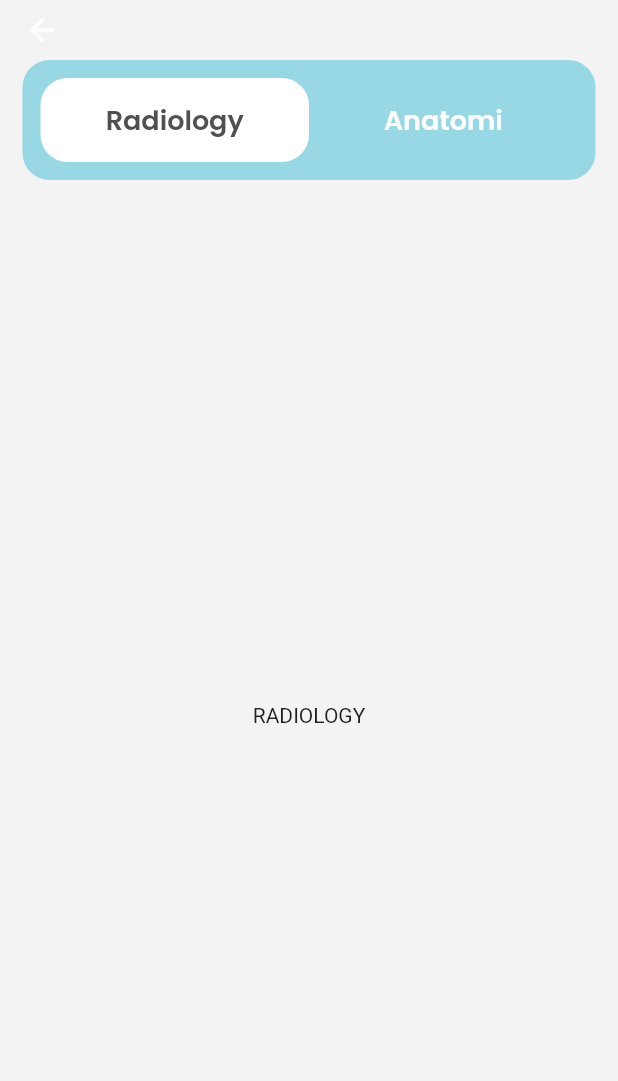
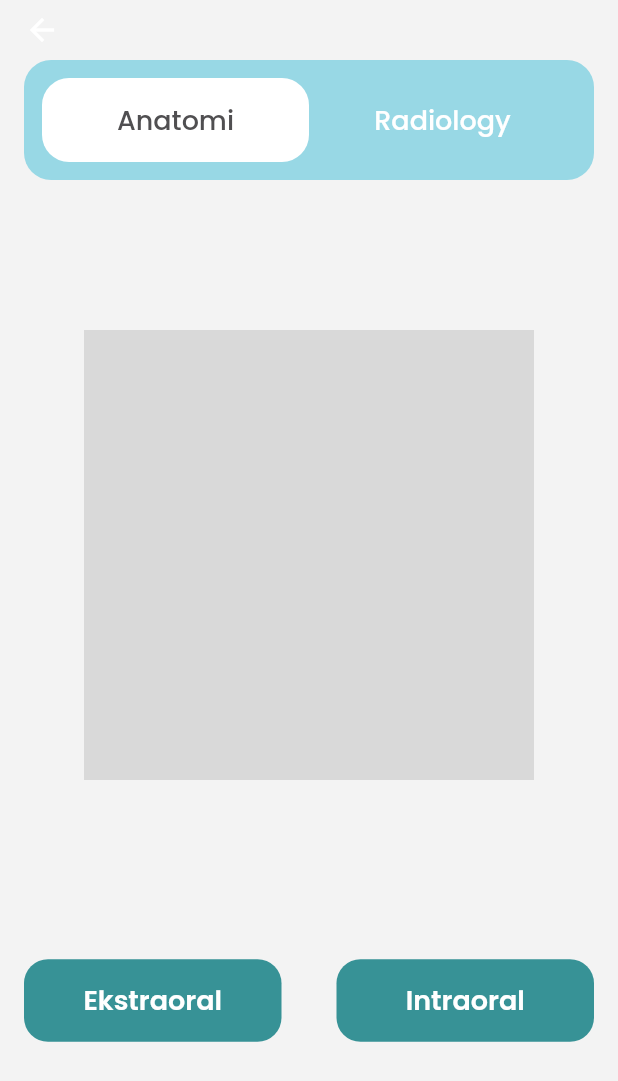
Before and after one commit to IndarMuis/dentalk-anatomy, a Flutter app: the HomeView screen opened by its route, on a phone screen of 412 x 824 dp. Shown: the top 1081 px of the screen. Run offline on Flutter 3.47's test engine with Material 2 defaults, Android fonts, the phone set to English and light mode, and no system bars; our stand-ins replace get, google_fonts, introduction_screen.

Commit message:
new: anaotomi view and radiology view in home page

```diff
--- a/lib/app/modules/constant.dart
+++ b/lib/app/modules/constant.dart
@@ -7,6 +7,7 @@ class Constant {
 
   static const Color whiteColor = Color(0xffffffff);
   static const Color backgroundColor = Color(0xffF3F3F3);
+  static const Color grayColor = Color(0xffD9D9D9);
 
   static const Color lightnestColor = Color(0xff98D8E5);
   static const Color lightColor = Color(0xff5CC6CB);
--- a/lib/app/modules/home/views/anatomi.dart
+++ b/lib/app/modules/home/views/anatomi.dart
@@ -0,0 +1,68 @@
+import 'package:dentalk_anatomy/app/modules/constant.dart';
+import 'package:dentalk_anatomy/app/routes/app_pages.dart';
+import 'package:flutter/material.dart';
+import 'package:get/get.dart';
+
+class Anatomi extends StatelessWidget {
+  const Anatomi({super.key});
+
+  @override
+  Widget build(BuildContext context) {
+    return Column(
+      children: [
+        Container(
+          height: 300,
+          width: 300,
+          decoration: BoxDecoration(
+            color: Constant.grayColor,
+          ),
+        ),
+        Expanded(
+          child: Row(
+            mainAxisAlignment: MainAxisAlignment.spaceBetween,
+            children: [
+              ElevatedButton(
+                style: ElevatedButton.styleFrom(
+                  shape: RoundedRectangleBorder(
+                    borderRadius: BorderRadius.circular(16),
+                  ),
+                  fixedSize: Size(Get.width / 2.4, 55),
+                  elevation: 0,
+                  backgroundColor: Constant.baseColor,
+                ),
+                onPressed: () => Get.toNamed(Routes.EKSTRAORAL),
+                child: Text(
+                  "Ekstraoral",
+                  style: Constant.primaryTextStyle.copyWith(
+                    color: Constant.whiteColor,
+                    fontWeight: Constant.semiBoldFontWeight,
+                    fontSize: 18,
+                  ),
+                ),
+              ),
+              ElevatedButton(
+                style: ElevatedButton.styleFrom(
+                  shape: RoundedRectangleBorder(
+                    borderRadius: BorderRadius.circular(16),
+                  ),
+                  fixedSize: Size(Get.width / 2.4, 55),
+                  elevation: 0,
+                  backgroundColor: Constant.baseColor,
+                ),
+                onPressed: () => Get.toNamed(Routes.INTRAORAL),
+                child: Text(
+                  "Intraoral",
+                  style: Constant.primaryTextStyle.copyWith(
+                    color: Constant.whiteColor,
+                    fontWeight: Constant.semiBoldFontWeight,
+                    fontSize: 18,
+                  ),
+                ),
+              ),
+            ],
+          ),
+        )
+      ],
+    );
+  }
+}
--- a/lib/app/modules/home/views/home_view.dart
+++ b/lib/app/modules/home/views/home_view.dart
@@ -1,4 +1,6 @@
 import 'package:dentalk_anatomy/app/modules/constant.dart';
+import 'package:dentalk_anatomy/app/modules/home/views/anatomi.dart';
+import 'package:dentalk_anatomy/app/modules/home/views/radiology.dart';
 import 'package:flutter/material.dart';
 
 import 'package:get/get.dart';
@@ -19,13 +21,19 @@ class HomeView extends GetView<HomeController> {
         body: DefaultTabController(
           initialIndex: 0,
           length: 2,
+          child: Container(
+            margin: EdgeInsets.only(
+              top: 10,
+              left: Constant.horizontalPadding,
+              right: Constant.horizontalPadding,
+              bottom: 10,
+            ),
             child: Column(
               children: [
                 Container(
                   height: 80,
                   width: double.infinity,
                   padding: EdgeInsets.all(12),
-                margin: EdgeInsets.symmetric(vertical: 10, horizontal: 15),
                   decoration: BoxDecoration(
                     borderRadius: BorderRadius.circular(18),
                     color: Constant.lightnestColor,
@@ -45,40 +53,39 @@ class HomeView extends GetView<HomeController> {
                       tabs: [
                         Obx(() => Tab(
                               child: Text(
-                              "Radiology",
+                                "Anatomi",
                                 style: Constant.primaryTextStyle.copyWith(
                                   fontSize: 18,
                                   color: controller.currentPage == 0
                                       ? Constant.primaryTextColor
                                       : Constant.whiteColor,
-                                fontWeight: Constant.semiBoldFontWeight,
+                                  fontWeight: Constant.mediumFontWeight,
                                 ),
                               ),
                             )),
                         Obx(() => Tab(
                               child: Text(
-                              "Anatomi",
+                                "Radiology",
                                 style: Constant.primaryTextStyle.copyWith(
                                   fontSize: 18,
                                   color: controller.currentPage == 1
                                       ? Constant.primaryTextColor
                                       : Constant.whiteColor,
-                                fontWeight: Constant.semiBoldFontWeight,
+                                  fontWeight: Constant.mediumFontWeight,
                                 ),
                               ),
                             )),
                       ]),
                 ),
+                SizedBox(
+                  height: 100,
+                ),
                 Expanded(
                   child: TabBarView(
                     physics: NeverScrollableScrollPhysics(),
                     children: [
-                    Container(
-                      child: Center(child: Text("RADIOLOGY")),
-                    ),
-                    Container(
-                      child: Center(child: Text("ANATOMI")),
-                    )
+                      Anatomi(),
+                      Radiology(),
                     ],
                   ),
                 )
@@ -86,6 +93,7 @@ class HomeView extends GetView<HomeController> {
             ),
           ),
         ),
+      ),
     );
   }
 }
--- a/lib/app/modules/home/views/radiology.dart
+++ b/lib/app/modules/home/views/radiology.dart
@@ -0,0 +1,21 @@
+import 'package:dentalk_anatomy/app/modules/constant.dart';
+import 'package:flutter/material.dart';
+
+class Radiology extends StatelessWidget {
+  const Radiology({super.key});
+
+  @override
+  Widget build(BuildContext context) {
+    return Column(
+      children: [
+        Container(
+          height: 300,
+          width: 300,
+          decoration: BoxDecoration(
+            color: Constant.grayColor,
+          ),
+        ),
+      ],
+    );
+  }
+}
```
Lines whose indentation alone changed are shown as unchanged.
